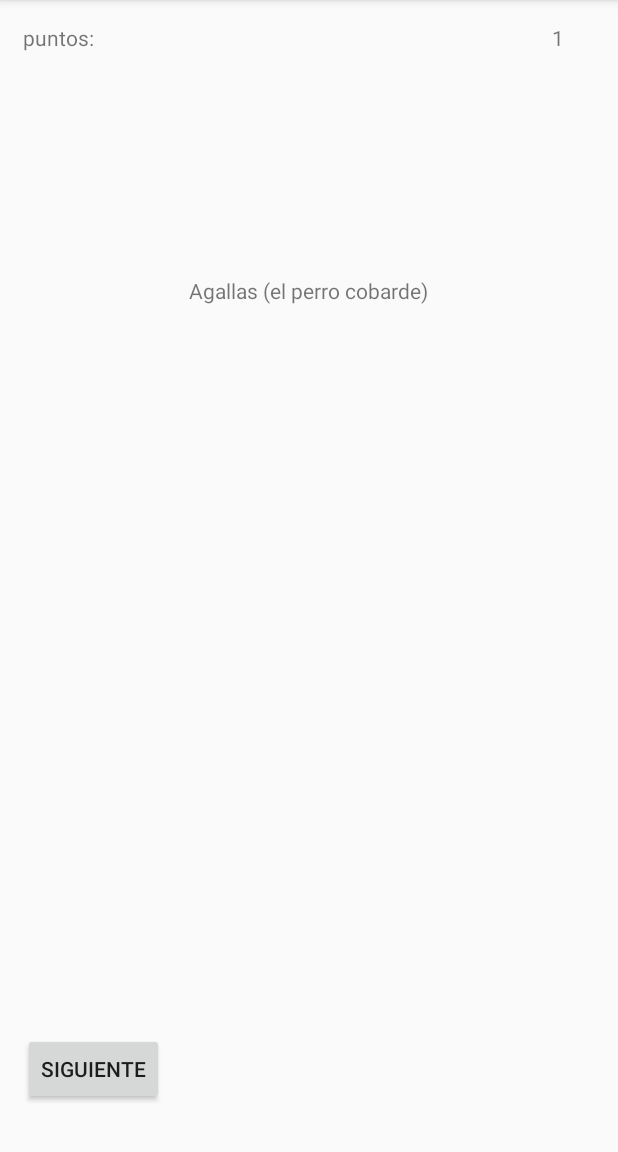
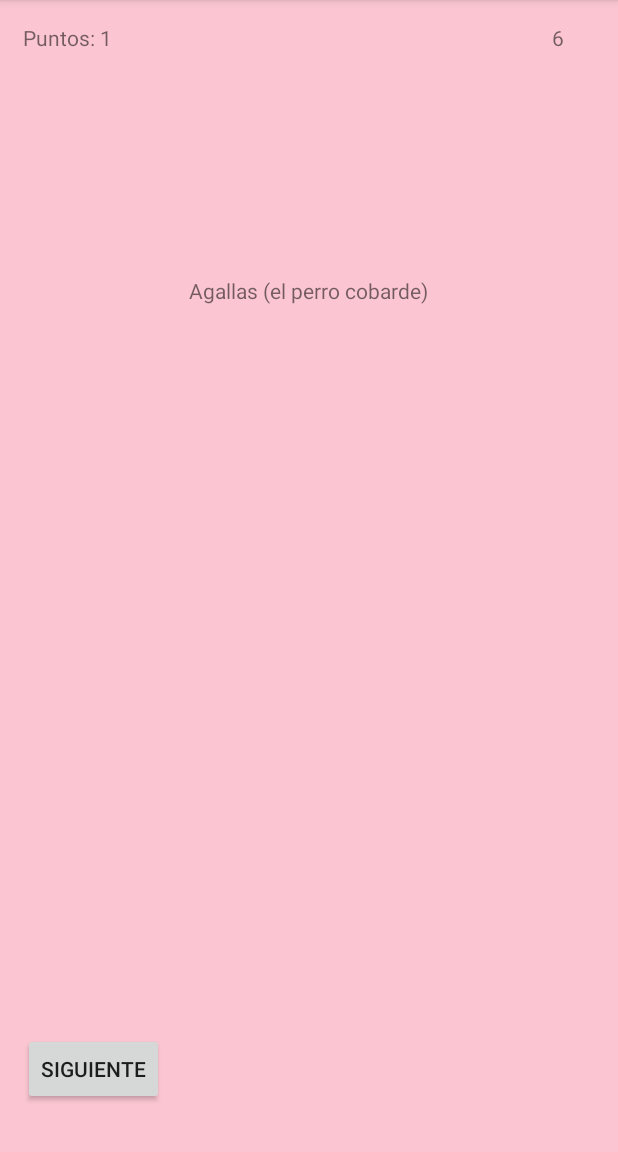
Before and after one commit to painyahiko/Hiddentity, an Android app: the PartidaActivity screen opened directly, with no data from a screen before it, after a tap on "SIGUIENTE", on a phone screen of 412 x 824 dp, the part 84-1236 px from its top. Run offline under Robolectric (Android 15) with nearby library versions, the phone set to English and light mode, and no system bars.

Commit message:
primera version jugable

```diff
--- a/app/src/main/AndroidManifest.xml
+++ b/app/src/main/AndroidManifest.xml
@@ -20,7 +20,7 @@
             </intent-filter>
         </activity>
         <activity android:name=".PointmarkActivity" />
-        <activity android:name=".Reglas" />
+        <activity android:name=".ReglasActivity" />
         <activity android:name=".PartidaActivity"></activity>
     </application>
 
--- a/app/src/main/java/com/example/david/hiddentity/PartidaActivity.java
+++ b/app/src/main/java/com/example/david/hiddentity/PartidaActivity.java
@@ -7,15 +7,16 @@ import android.os.Bundle;
 import android.util.Log;
 import android.view.View;
 import android.widget.Button;
+import android.widget.RelativeLayout;
 import android.widget.TextView;
 
 import java.util.ArrayList;
 
 public class PartidaActivity extends AppCompatActivity {
 
-    TextView tiempo,personaje;
+    TextView tiempo,personaje,puntos;
     Button siguiente;
-    int position = 0;
+    RelativeLayout partidaLayout;
 
     @Override
     protected void onCreate(Bundle savedInstanceState) {
@@ -24,25 +25,41 @@ public class PartidaActivity extends AppCompatActivity {
 
         tiempo = findViewById(R.id.tiempo);
         personaje = findViewById(R.id.personaje);
+        puntos = findViewById(R.id.puntos);
         siguiente = findViewById(R.id.btnsiguiente);
+        partidaLayout = findViewById(R.id.partidaLayout);
 
-        Database database = new Database(PrincipalActivity.db);
+        final TimesUp partida;
 
-        ArrayList<String> personajes = new ArrayList<String>();
-        personajes = database.elegirPersonajes(30);
+        if(this.getIntent().getParcelableExtra("partida") != null) {
+            Intent intent = this.getIntent();
+            partida = intent.getParcelableExtra("partida");
 
-        final TimesUp partida = new TimesUp(personajes);
+            if(partida.redTurn){
+                puntos.setText("Puntos: " + partida.redPoints);
+                partidaLayout.setBackgroundColor(getResources().getColor(R.color.teamRed));
+            } else {
+                puntos.setText("Puntos: " + partida.bluePoints);
+                partidaLayout.setBackgroundColor(getResources().getColor(R.color.teamBlue));
+            }
+        }else{
+            Database database = new Database(PrincipalActivity.db);
 
-        personaje.setText(partida.personajes.get(position));
+            ArrayList<String> personajes = new ArrayList<String>();
+            personajes = database.elegirPersonajes(30);
 
-        new CountDownTimer(5000, 1000) {
+             partida = new TimesUp(personajes);
+        }
+
+        personaje.setText(partida.personajes.get(0));
+
+        new CountDownTimer(10000, 1000) {
 
             public void onTick(long millisUntilFinished) {
                 tiempo.setText("" + (millisUntilFinished / 1000));
             }
 
             public void onFinish() {
-                Log.e("redpoint", String.valueOf(partida.redPoints));
                 Intent intent = new Intent(PartidaActivity.this,PointmarkActivity.class);
                 intent.putExtra("partida",partida);
                 startActivity(intent);
@@ -52,22 +69,26 @@ public class PartidaActivity extends AppCompatActivity {
         siguiente.setOnClickListener(new View.OnClickListener() {
             @Override
             public void onClick(View view) {
-                partida.redPoints++;
-                partida.personajesRojos.add(partida.personajes.get(position));
-                //partida.personajes.remove(partida.personajes.get(position));
-                position++;
-                personaje.setText(partida.personajes.get(position));
-
+                if(partida.redTurn) {
+                    partida.redPoints++;
+                    partida.personajesRojos.add(partida.personajes.get(0));
+                    puntos.setText("Puntos: " + partida.redPoints);
+                } else {
+                    partida.bluePoints++;
+                    partida.personajesAzules.add(partida.personajes.get(0));
+                    puntos.setText("Puntos: " + partida.bluePoints);
+                }
+                partida.personajes.remove(partida.personajes.get(0));
+                if(partida.personajes.isEmpty()){
+                    Intent intent = new Intent(PartidaActivity.this,PointmarkActivity.class);
+                    intent.putExtra("partida",partida);
+                    startActivity(intent);
+                }else {
+                    personaje.setText(partida.personajes.get(0));
+                }
 
             }
         });
 
     }
-
-    public void onClick() {
-        position++;
-       // personaje.setText(partida.personajes.get(position));
-       // partida.redPoints++;
-
-    }
 }
--- a/app/src/main/java/com/example/david/hiddentity/Reglas.java
+++ b/app/src/main/java/com/example/david/hiddentity/ReglasActivity.java
@@ -3,7 +3,7 @@ package com.example.david.hiddentity;
 import android.app.Activity;
 import android.os.Bundle;
 
-public class Reglas extends Activity {
+public class ReglasActivity extends Activity {
 
     @Override
     protected void onCreate(Bundle savedInstanceState) {
--- a/app/src/main/res/layout/activity_partida.xml
+++ b/app/src/main/res/layout/activity_partida.xml
@@ -6,8 +6,10 @@
     tools:context="com.example.david.hiddentity.PartidaActivity">
 
     <RelativeLayout
+        android:id="@+id/partidaLayout"
         android:layout_width="match_parent"
-        android:layout_height="match_parent">
+        android:layout_height="match_parent"
+        android:background="@color/teamRed">
 
         <TextView
             android:id="@+id/puntos"
@@ -16,7 +18,7 @@
             android:layout_alignParentStart="true"
             android:layout_marginStart="15dp"
             android:layout_marginTop="15dp"
-            android:text="puntos:" />
+            android:text="puntos: 0" />
 
         <TextView
             android:id="@+id/tiempo"
--- a/app/src/main/res/layout/activity_pointmark.xml
+++ b/app/src/main/res/layout/activity_pointmark.xml
@@ -8,6 +8,7 @@
 
 
     <LinearLayout
+        android:id="@+id/pointMarkLayout"
         android:layout_width="match_parent"
         android:layout_height="match_parent"
         android:orientation="vertical">
@@ -33,14 +34,14 @@
                     android:id="@+id/rojoInfo"
                     android:layout_width="wrap_content"
                     android:layout_height="wrap_content"
-                    android:text="El equipo rojo tiene 15 puntos"
+                    android:text="El equipo rojo tiene 0 puntos"
                     android:layout_marginBottom="10dp"/>
 
                 <TextView
                     android:id="@+id/azulInfo"
                     android:layout_width="wrap_content"
                     android:layout_height="wrap_content"
-                    android:text="El equipo azul tiene 15 puntos"/>
+                    android:text="El equipo azul tiene 0 puntos"/>
 
             </LinearLayout>
 
--- a/app/src/main/res/layout/activity_reglas.xml
+++ b/app/src/main/res/layout/activity_reglas.xml
@@ -4,6 +4,6 @@
     xmlns:tools="http://schemas.android.com/tools"
     android:layout_width="match_parent"
     android:layout_height="match_parent"
-    tools:context="com.example.david.hiddentity.Reglas">
+    tools:context="com.example.david.hiddentity.ReglasActivity">
 
 </android.support.constraint.ConstraintLayout>
--- a/app/src/main/res/values/colors.xml
+++ b/app/src/main/res/values/colors.xml
@@ -3,4 +3,7 @@
     <color name="colorPrimary">#3F51B5</color>
     <color name="colorPrimaryDark">#303F9F</color>
     <color name="colorAccent">#FF4081</color>
+    <color name="teamBlue">#D9FEF8</color>
+    <color name="teamRed">#FBC6D2</color>
+
 </resources>
```
Also changed, not shown: app/src/main/java/com/example/david/hiddentity/Partida.java (deleted, +0 -36 lines), app/src/main/java/com/example/david/hiddentity/PointmarkActivity.java (+35 -13 lines), app/src/main/java/com/example/david/hiddentity/PrincipalActivity.java (+4 -8 lines).
